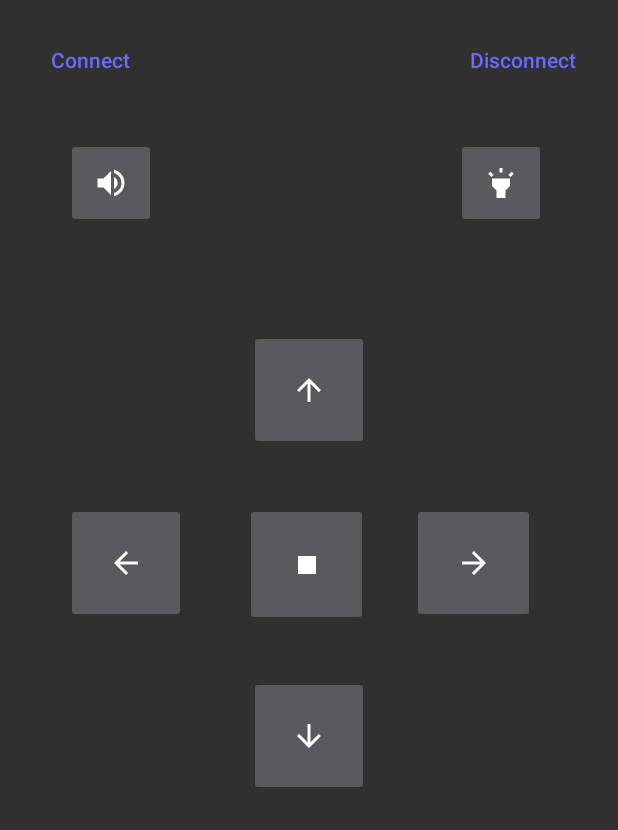
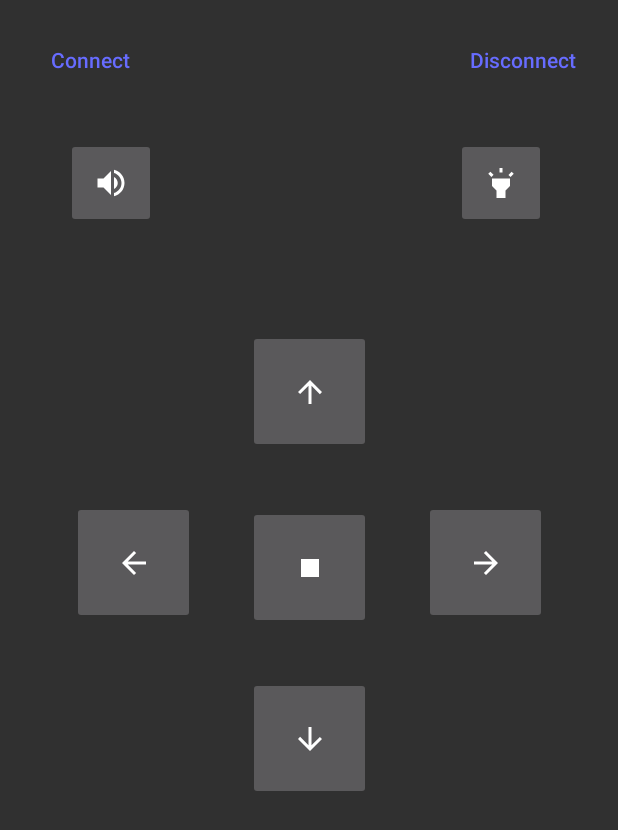
Before and after one commit to IramML/ArduinoBluetooth, an Android app: the screen it shows after launch (ControlActivity), on a phone screen of 412 x 824 dp. Shown: the top 830 px of the screen. Run offline under Robolectric (Android 15) with nearby library versions, the phone set to English and light mode, and no system bars.

Commit message:
Fix design

```diff
--- a/ControlApp/app/src/main/res/layout/activity_control.xml
+++ b/ControlApp/app/src/main/res/layout/activity_control.xml
@@ -32,8 +32,8 @@
 
     <ImageButton
         android:id="@+id/ibUp"
-        android:layout_width="80dp"
-        android:layout_height="80dp"
+        android:layout_width="82dp"
+        android:layout_height="82dp"
         android:layout_marginEnd="16dp"
         android:layout_marginStart="16dp"
         android:layout_marginTop="68dp"
@@ -44,8 +44,8 @@
 
     <ImageButton
         android:id="@+id/ibDown"
-        android:layout_width="80dp"
-        android:layout_height="80dp"
+        android:layout_width="82dp"
+        android:layout_height="82dp"
         android:layout_marginEnd="16dp"
         android:layout_marginStart="16dp"
         android:layout_marginTop="35dp"
@@ -59,23 +59,26 @@
     <ImageButton
         android:id="@+id/ibRight"
         android:layout_width="82dp"
-        android:layout_height="80dp"
+        android:layout_height="82dp"
         android:layout_marginEnd="16dp"
-        android:layout_marginStart="32dp"
-        android:layout_marginTop="35dp"
+        android:layout_marginStart="35dp"
+        android:layout_marginTop="32dp"
         android:src="@drawable/right"
         app:layout_constraintEnd_toEndOf="parent"
-        app:layout_constraintHorizontal_bias="0.753"
-        app:layout_constraintStart_toEndOf="@+id/ibLeft"
+        app:layout_constraintHorizontal_bias="0.0"
+        app:layout_constraintStart_toEndOf="@+id/ibStop"
         app:layout_constraintTop_toBottomOf="@+id/ibUp" />
 
     <ImageButton
         android:id="@+id/ibLeft"
-        android:layout_width="80dp"
-        android:layout_height="80dp"
-        android:layout_marginStart="44dp"
-        android:layout_marginTop="35dp"
+        android:layout_width="82dp"
+        android:layout_height="82dp"
+        android:layout_marginEnd="35dp"
+        android:layout_marginStart="16dp"
+        android:layout_marginTop="32dp"
         android:src="@drawable/left"
+        app:layout_constraintEnd_toStartOf="@+id/ibStop"
+        app:layout_constraintHorizontal_bias="1.0"
         app:layout_constraintStart_toStartOf="parent"
         app:layout_constraintTop_toBottomOf="@+id/ibUp" />
 
@@ -107,13 +110,12 @@
         android:layout_marginBottom="8dp"
         android:layout_marginEnd="8dp"
         android:layout_marginStart="8dp"
-        android:layout_marginTop="8dp"
+        android:layout_marginTop="35dp"
         android:src="@drawable/stop"
         app:layout_constraintBottom_toTopOf="@+id/ibDown"
-        app:layout_constraintEnd_toStartOf="@+id/ibRight"
-        app:layout_constraintHorizontal_bias="0.593"
-        app:layout_constraintStart_toEndOf="@+id/ibLeft"
+        app:layout_constraintEnd_toEndOf="parent"
+        app:layout_constraintStart_toStartOf="parent"
         app:layout_constraintTop_toBottomOf="@+id/ibUp"
-        app:layout_constraintVertical_bias="0.519" />
+        app:layout_constraintVertical_bias="0.0" />
 
 </android.support.constraint.ConstraintLayout>
```
Also changed, not shown: ControlApp/app/src/main/java/com/example/iram/controlcart/ControlActivity.java (+13 -26 lines).
